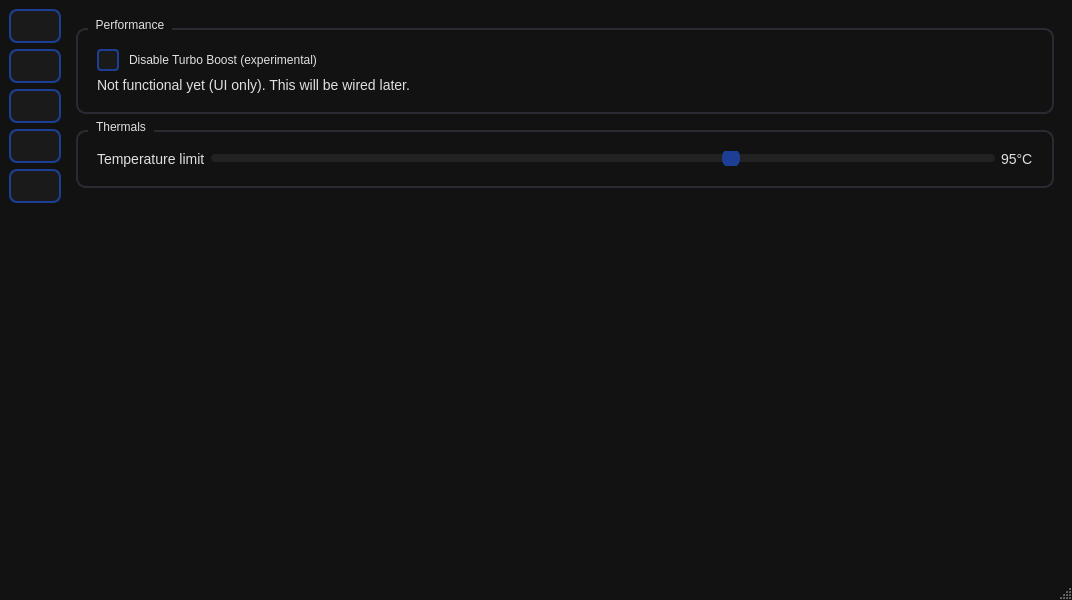
The window that main.ui (mstfrknvc1/Tardix-Command-Center) describes before a commit, drawn with Qt 5.
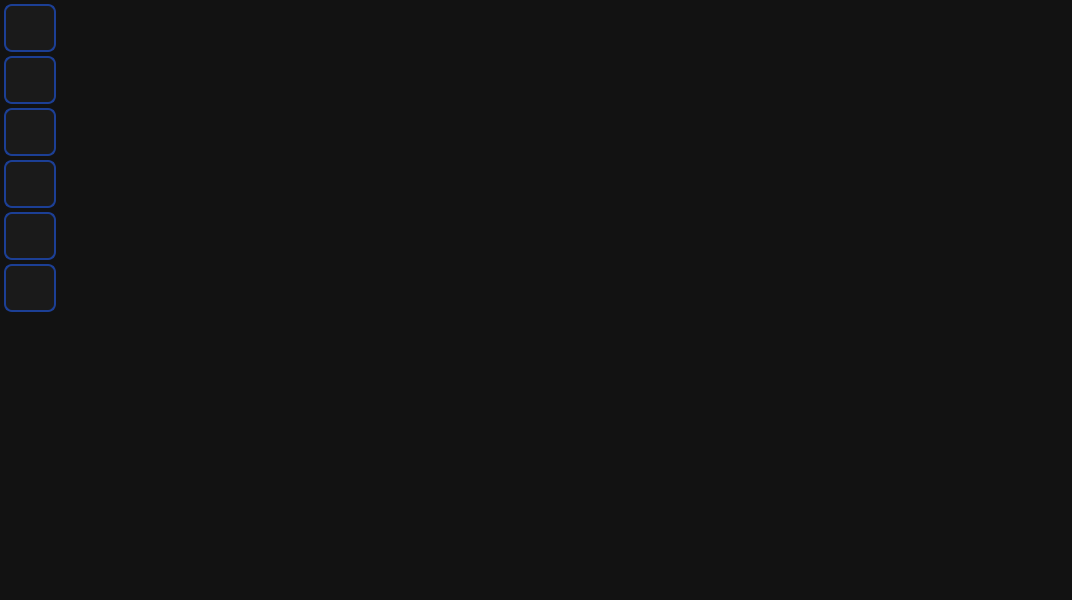
The same window after the commit. The open tabs and pages were chosen to show the change. Icons and pictures are not drawn. Custom widgets are drawn as their Qt base class.

```diff
--- a/main.ui
+++ b/main.ui
@@ -10,6 +10,12 @@
     <height>600</height>
    </rect>
   </property>
+  <property name="minimumSize">
+   <size>
+    <width>800</width>
+    <height>577</height>
+   </size>
+  </property>
   <property name="windowTitle">
    <string>Tardix Command Center</string>
   </property>
@@ -18,114 +24,28 @@
     <normaloff>../../../İndirilenler/Gemini_Generated_Image_5dgedt5dgedt5dge-removebg-preview.png</normaloff>../../../İndirilenler/Gemini_Generated_Image_5dgedt5dgedt5dge-removebg-preview.png</iconset>
   </property>
   <property name="styleSheet">
-   <string notr="true">/* Ana Pencere Arka Planı */
-QMainWindow {
-    background-color: #121212;
-}
-
-/* Tüm Yazılar */
-QLabel {
-    color: #e0e0e0;
-    font-family: &quot;Segoe UI&quot;;
-    font-size: 14px;
-}
-
-/* Neon Butonlar */
-QPushButton {
-    background-color: #1a1a1a;
-    color: #003B6F;  /* Alienware Yeşili */
-    border: 2px solid #1C3F95;
-    border-radius: 8px;
-    padding: 8px;
-    font-weight: bold;
-}
-QPushButton:hover {
-    background-color: #1C3F95;
-    color: #000000;
-}
-QPushButton:pressed {
-    background-color: #1C3F95;
-}
-
-/* ComboBox */
-QComboBox {
-    background-color: #1a1a1a;
-    color: #e0e0e0;
-    border: 2px solid #1C3F95;
-    border-radius: 8px;
-    padding: 6px 10px;
-}
-QComboBox QAbstractItemView {
-    background-color: #1a1a1a;
-    color: #e0e0e0;
-    selection-background-color: #1C3F95;
-}
-
-/* Slider */
-QSlider::groove:horizontal {
-    height: 8px;
-    background: #222;
-    border-radius: 4px;
-}
-QSlider::handle:horizontal {
-    width: 18px;
-    margin: -6px 0;
-    border-radius: 9px;
-    background: #1C3F95;
-}
-
-/* GroupBox */
-QGroupBox {
-    border: 2px solid #2a2a33;
-    border-radius: 10px;
-    margin-top: 10px;
-    padding: 10px;
-}
-QGroupBox::title {
-    subcontrol-origin: margin;
-    left: 12px;
-    padding: 0 6px;
-    color: #e0e0e0;
-}
-
-/* Color swatches */
-QFrame#selectedStaticSwatch, QFrame#selectedMorphSwatch {
-    border: 2px solid #1C3F95;
-    border-radius: 8px;
-}
-
-/* Checkbox */
-QCheckBox {
-    spacing: 10px;
-    color: #e0e0e0;
-}
-QCheckBox::indicator {
-    width: 18px;
-    height: 18px;
-}
-QCheckBox::indicator:unchecked {
-    border: 2px solid #1C3F95;
-    background: #1a1a1a;
-    border-radius: 4px;
-}
-QCheckBox::indicator:checked {
-    border: 2px solid #1C3F95;
-    background: #1C3F95;
-    border-radius: 4px;
-}
-
-/* İlerleme Çubukları (CPU/RAM Grafikleri için) */
-QProgressBar {
-    border: 1px solid #444;
-    border-radius: 5px;
-    text-align: center;
-    color: white;
-    background-color: #222;
-}
-QProgressBar::chunk {
-    background-color: qlineargradient(spread:pad, x1:0, y1:0, x2:1, y2:0, stop:0 #00ff9d, stop:1 #00bcd4);
-    border-radius: 4px;
-}</string>
+   <string notr="true">QMainWindow { background-color: #121212; }
+QWidget { background-color: #121212; }
+QLabel { color: #e0e0e0; font-family: "Segoe UI"; font-size: 14px; }
+QPushButton { background-color: #1a1a1a; color: #4a90d9; border: 2px solid #1C3F95; border-radius: 8px; padding: 8px; font-weight: bold; }
+QPushButton:hover { background-color: #1C3F95; color: #ffffff; }
+QPushButton:pressed { background-color: #0d2461; }
+QComboBox { background-color: #1a1a1a; color: #e0e0e0; border: 2px solid #1C3F95; border-radius: 8px; padding: 6px 10px; }
+QComboBox::drop-down { border: none; }
+QComboBox QAbstractItemView { background-color: #1e1e2e; color: #e0e0e0; selection-background-color: #1C3F95; border: 1px solid #1C3F95; }
+QSlider::groove:horizontal { height: 8px; background: #2a2a3a; border-radius: 4px; }
+QSlider::handle:horizontal { width: 18px; height: 18px; margin: -5px 0; border-radius: 9px; background: #1C3F95; }
+QSlider::sub-page:horizontal { background: #1C3F95; border-radius: 4px; }
+QGroupBox { border: 2px solid #2a2a3a; border-radius: 10px; margin-top: 14px; padding: 10px 8px 8px 8px; color: #e0e0e0; }
+QGroupBox::title { subcontrol-origin: margin; left: 12px; padding: 0 6px; color: #8ab4f8; font-weight: bold; }
+QCheckBox { spacing: 10px; color: #e0e0e0; }
+QCheckBox::indicator { width: 18px; height: 18px; border: 2px solid #1C3F95; background: #1a1a1a; border-radius: 4px; }
+QCheckBox::indicator:checked { background: #1C3F95; }
+QLineEdit { background-color: #1a1a1a; color: #e0e0e0; border: 2px solid #2a2a3a; border-radius: 6px; padding: 6px; }
+QLineEdit:focus { border: 2px solid #00ff9d; }
+QScrollArea { border: none; background: transparent; }
+QScrollBar:vertical { background: #1a1a1a; width: 8px; border-radius: 4px; }
+QScrollBar::handle:vertical { background: #1C3F95; border-radius: 4px; }</string>
   </property>
   <widget class="QWidget" name="centralwidget">
    <property name="sizePolicy">
@@ -134,15 +54,28 @@
      <verstretch>0</verstretch>
     </sizepolicy>
    </property>
-   <property name="minimumSize">
-    <size>
-     <width>0</width>
-     <height>577</height>
-    </size>
-   </property>
-   <layout class="QHBoxLayout" name="horizontalLayout">
+   <layout class="QHBoxLayout" name="mainLayout">
+    <property name="spacing">
+     <number>0</number>
+    </property>
+    <property name="leftMargin">
+     <number>4</number>
+    </property>
+    <property name="topMargin">
+     <number>4</number>
+    </property>
+    <property name="rightMargin">
+     <number>4</number>
+    </property>
+    <property name="bottomMargin">
+     <number>4</number>
+    </property>
+    <!-- Sol menü -->
     <item>
-     <layout class="QVBoxLayout" name="verticalLayout">
+     <layout class="QVBoxLayout" name="sidebarLayout">
+      <property name="spacing">
+       <number>4</number>
+      </property>
       <item>
        <widget class="QPushButton" name="homebutton">
         <property name="text">
@@ -153,11 +86,9 @@
           <normaloff>Design/png/house-simple.png</normaloff>Design/png/house-simple.png</iconset>
         </property>
         <property name="iconSize">
-         <size>
-          <width>32</width>
-          <height>32</height>
-         </size>
+         <size><width>28</width><height>28</height></size>
         </property>
+        <property name="minimumSize"><size><width>48</width><height>48</height></size></property>
        </widget>
       </item>
       <item>
@@ -170,11 +101,9 @@
           <normaloff>Design/png/fan.png</normaloff>Design/png/fan.png</iconset>
         </property>
         <property name="iconSize">
-         <size>
-          <width>32</width>
-          <height>32</height>
-         </size>
+         <size><width>28</width><height>28</height></size>
         </property>
+        <property name="minimumSize"><size><width>48</width><height>48</height></size></property>
        </widget>
       </item>
       <item>
@@ -187,11 +116,23 @@
           <normaloff>Design/png/lightbulb.png</normaloff>Design/png/lightbulb.png</iconset>
         </property>
         <property name="iconSize">
-         <size>
-          <width>32</width>
-          <height>32</height>
-         </size>
+         <size><width>28</width><height>28</height></size>
         </property>
+        <property name="minimumSize"><size><width>48</width><height>48</height></size></property>
+       </widget>
+      </item>
+      <item>
+       <widget class="QPushButton" name="macrobutton">
+        <property name="text"><string/></property>
+        <property name="toolTip"><string>Makrolar</string></property>
+        <property name="icon">
+         <iconset>
+          <normaloff>Design/png/keyboard.png</normaloff>Design/png/keyboard.png</iconset>
+        </property>
+        <property name="iconSize">
+         <size><width>28</width><height>28</height></size>
+        </property>
+        <property name="minimumSize"><size><width>48</width><height>48</height></size></property>
        </widget>
       </item>
       <item>
@@ -204,11 +145,9 @@
           <normaloff>Design/png/gear.png</normaloff>Design/png/gear.png</iconset>
         </property>
         <property name="iconSize">
-         <size>
-          <width>32</width>
-          <height>32</height>
-         </size>
+         <size><width>28</width><height>28</height></size>
         </property>
+        <property name="minimumSize"><size><width>48</width><height>48</height></size></property>
        </widget>
       </item>
       <item>
@@ -221,11 +160,9 @@
           <normaloff>Design/png/info.png</normaloff>Design/png/info.png</iconset>
         </property>
         <property name="iconSize">
-         <size>
-          <width>32</width>
-          <height>32</height>
-         </size>
+         <size><width>28</width><height>28</height></size>
         </property>
+        <property name="minimumSize"><size><width>48</width><height>48</height></size></property>
        </widget>
       </item>
       <item>
@@ -234,17 +171,15 @@
          <enum>Qt::Orientation::Vertical</enum>
         </property>
         <property name="sizeHint" stdset="0">
-         <size>
-          <width>20</width>
-          <height>40</height>
-         </size>
+         <size><width>20</width><height>40</height></size>
         </property>
        </spacer>
       </item>
      </layout>
     </item>
+    <!-- Ana içerik -->
     <item>
-     <layout class="QVBoxLayout" name="verticalLayout_2">
+     <layout class="QVBoxLayout" name="contentLayout">
       <item>
        <widget class="QStackedWidget" name="stackedWidget">
         <property name="locale">
@@ -442,112 +377,12 @@
           </item>
          </layout>
         </widget>
- <widget class="QWidget" name="settings">
-         <layout class="QVBoxLayout" name="settingsLayout">
-          <item>
-           <widget class="QGroupBox" name="performanceGroup">
-            <property name="title">
-             <string>Performance</string>
-            </property>
-            <layout class="QVBoxLayout" name="performanceLayout">
-             <item>
-              <widget class="QCheckBox" name="turboBoostToggle">
-               <property name="text">
-                <string>Disable Turbo Boost (experimental)</string>
-               </property>
-              </widget>
-             </item>
-             <item>
-              <widget class="QLabel" name="turboBoostNote">
-               <property name="text">
-                <string>Not functional yet (UI only). This will be wired later.</string>
-               </property>
-              </widget>
-             </item>
-            </layout>
-           </widget>
-          </item>
-          <item>
-           <widget class="QGroupBox" name="thermalGroup">
-            <property name="title">
-             <string>Thermals</string>
-            </property>
-            <layout class="QHBoxLayout" name="thermalLayout">
-             <item>
-              <widget class="QLabel" name="tempLimitLabel">
-               <property name="text">
-                <string>Temperature limit</string>
-               </property>
-              </widget>
-             </item>
-             <item>
-              <widget class="QSlider" name="tempLimitSlider">
-               <property name="orientation">
-                <enum>Qt::Orientation::Horizontal</enum>
-               </property>
-               <property name="minimum">
-                <number>85</number>
-               </property>
-               <property name="maximum">
-                <number>100</number>
-               </property>
-               <property name="value">
-                <number>95</number>
-               </property>
-              </widget>
-             </item>
-             <item>
-              <widget class="QLabel" name="tempLimitValueLabel">
-               <property name="text">
-                <string>95°C</string>
-               </property>
-              </widget>
-             </item>
-            </layout>
-           </widget>
-          </item>
-          <item>
-           <spacer name="settingsSpacer">
-            <property name="orientation">
-             <enum>Qt::Orientation::Vertical</enum>
-            </property>
-            <property name="sizeHint" stdset="0">
-             <size>
-              <width>20</width>
-              <height>40</height>
-             </size>
-            </property>
-           </spacer>
-          </item>
-         </layout>
-        </widget>
-        <widget class="QWidget" name="zinfo">
-         <widget class="QLabel" name="label">
-          <property name="geometry">
-           <rect>
-            <x>0</x>
-            <y>0</y>
-            <width>981</width>
-            <height>561</height>
-           </rect>
-          </property>
-          <property name="text">
-           <string>Tardix Command Center
-
-A UI-enhanced fork of Dell-G-Series-Controller
-.
-Original project by Cem Kaya.
-This version focuses on improving the UI and enhancing the user experience for Dell G Series laptops, specifically tested on Dell G16 7630.
-Developed by Furkan Avcı.
-
-Disclaimer:
-Tested on the Dell G16 7630.
-No responsibility for issues, damages, or consequences on other models.
-
-Licensed under GPL-3.0.</string>
-          </property>
-         </widget>
-        </widget>
+        <!-- 3: Makrolar -->
+        <widget class="QWidget" name="macropage"/>
+        <!-- 4: Ayarlar -->
+        <widget class="QWidget" name="settings"/>
+        <!-- 5: Hakkında -->
+        <widget class="QWidget" name="zinfo"/>
        </widget>
       </item>
      </layout>
```
Left out of the diff: 164 changed lines with no effect on the pictures.
